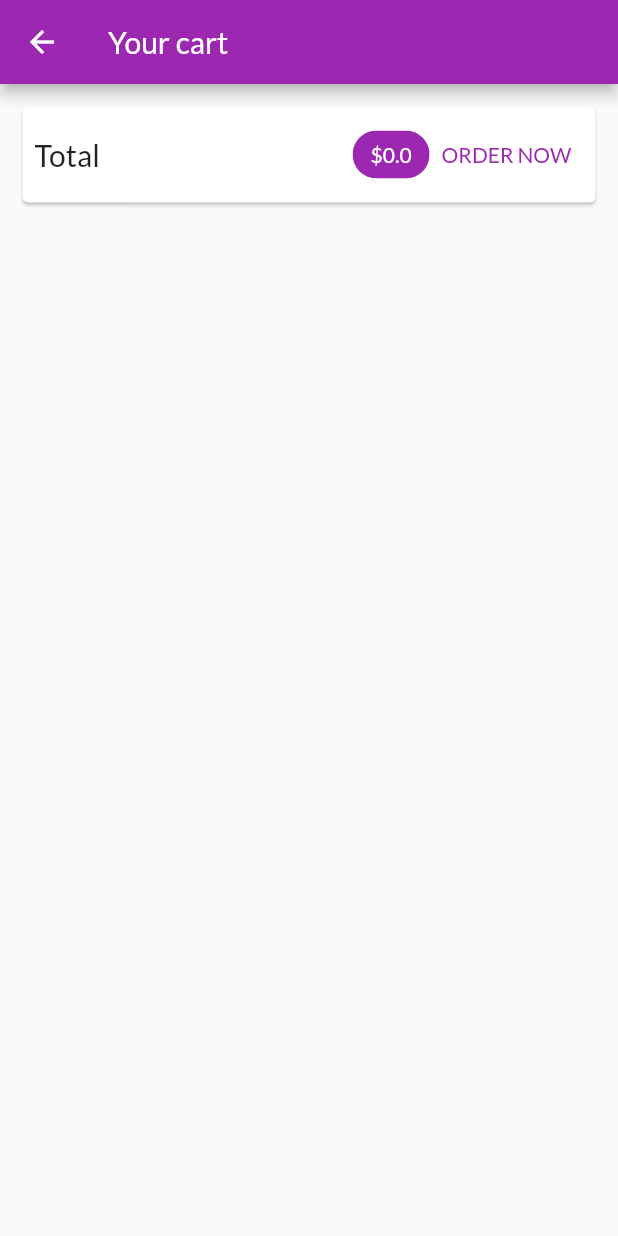
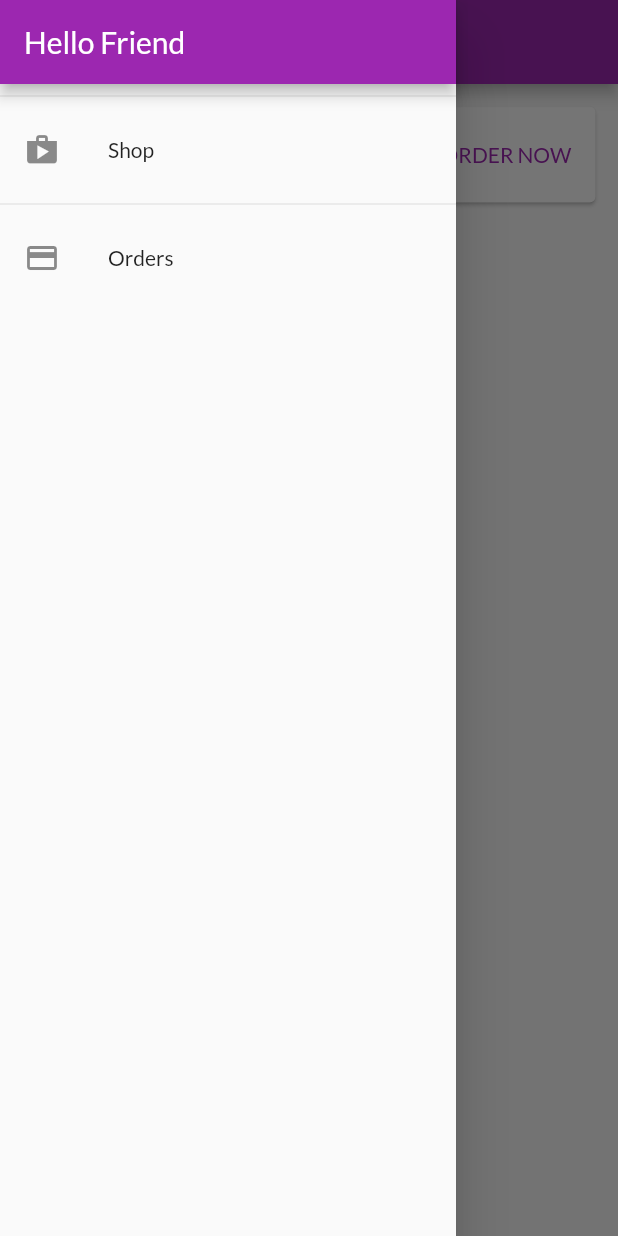
Before and after one commit to tylergasperlin/flutter_shop, a Flutter app: the CartScreen screen opened by its route, with the side drawer open (before the commit the screen has no drawer), on a phone screen of 412 x 824 dp. Run offline on Flutter 3.47's test engine with Material 2 defaults, Android fonts, the phone set to English and light mode, and no system bars; network calls fail.

Commit message:
Create app drawer

```diff
--- a/lib/main.dart
+++ b/lib/main.dart
@@ -2,6 +2,7 @@ import 'package:flutter/material.dart';
 import 'package:flutter_complete_guide/providers/cart.dart';
 import 'package:flutter_complete_guide/providers/orders.dart';
 import 'package:flutter_complete_guide/screens/cart_screen.dart';
+import 'package:flutter_complete_guide/screens/orders_screen.dart';
 import '../providers/products.dart';
 import '../screens/product_detail_screen.dart';
 import '../screens/products_overview_screen.dart';
@@ -34,7 +35,8 @@ class MyApp extends StatelessWidget {
         home: ProductsOverViewScreen(),
         routes: {
           ProductDetailScreen.routeName: (ctx) => ProductDetailScreen(),
-          CartScreen.routeName: (ctx) => CartScreen()
+          CartScreen.routeName: (ctx) => CartScreen(),
+          OrdersScreen.routeName: (ctx) => OrdersScreen()
         },
       ),
     );
--- a/lib/screens/cart_screen.dart
+++ b/lib/screens/cart_screen.dart
@@ -2,6 +2,7 @@ import 'package:flutter/material.dart';
 import 'package:flutter_complete_guide/providers/cart.dart' show Cart;
 import 'package:flutter_complete_guide/providers/orders.dart';
 import 'package:flutter_complete_guide/screens/cart_item.dart';
+import 'package:flutter_complete_guide/widgets/app_drawer.dart';
 import 'package:provider/provider.dart';
 
 class CartScreen extends StatelessWidget {
@@ -16,6 +17,7 @@ class CartScreen extends StatelessWidget {
         appBar: AppBar(
           title: Text('Your cart'),
         ),
+        drawer: AppDrawer(),
         body: Column(children: <Widget>[
           Card(
             margin: EdgeInsets.all(15),
--- a/lib/screens/orders_screen.dart
+++ b/lib/screens/orders_screen.dart
@@ -1,10 +1,11 @@
 import 'package:flutter/material.dart';
 import 'package:flutter_complete_guide/providers/orders.dart' show Orders;
+import 'package:flutter_complete_guide/widgets/app_drawer.dart';
 import 'package:flutter_complete_guide/widgets/order_item.dart';
 import 'package:provider/provider.dart';
 
 class OrdersScreen extends StatelessWidget {
-  //const OrdersScreen({Key? key}) : super(key: key);
+  static const routeName = '/orders';
 
   @override
   Widget build(BuildContext context) {
@@ -13,6 +14,7 @@ class OrdersScreen extends StatelessWidget {
         appBar: AppBar(
           title: Text('Your orders'),
         ),
+        drawer: AppDrawer(),
         body: ListView.builder(
             itemCount: orderData.orders.length,
             itemBuilder: (ctx, i) => OrderItem(orderData.orders[i])));
--- a/lib/screens/products_overview_screen.dart
+++ b/lib/screens/products_overview_screen.dart
@@ -1,6 +1,7 @@
 import 'package:flutter/material.dart';
 import 'package:flutter_complete_guide/providers/cart.dart';
 import 'package:flutter_complete_guide/screens/cart_screen.dart';
+import 'package:flutter_complete_guide/widgets/app_drawer.dart';
 import 'package:flutter_complete_guide/widgets/badge.dart';
 import 'package:provider/provider.dart';
 import '../widgets/products_grid.dart';
@@ -53,6 +54,7 @@ class _ProductsOverViewScreenState extends State<ProductsOverViewScreen> {
           ),
         ],
       ),
+      drawer: AppDrawer(),
       body: ProductsGrid(_showOnlyFavorites),
     );
   }
--- /dev/null
+++ b/lib/widgets/app_drawer.dart
@@ -0,0 +1,35 @@
+import 'package:flutter/material.dart';
+import 'package:flutter_complete_guide/screens/orders_screen.dart';
+
+class AppDrawer extends StatelessWidget {
+  //const AppDrawer({Key? key}) : super(key: key);
+
+  @override
+  Widget build(BuildContext context) {
+    return Drawer(
+        child: Column(
+      children: <Widget>[
+        AppBar(
+          title: Text('Hello Friend'),
+          automaticallyImplyLeading: false,
+        ),
+        Divider(),
+        ListTile(
+          leading: Icon(Icons.shop),
+          title: Text('Shop'),
+          onTap: () {
+            Navigator.of(context).pushReplacementNamed('/');
+          },
+        ),
+        Divider(),
+        ListTile(
+          leading: Icon(Icons.payment),
+          title: Text('Orders'),
+          onTap: () {
+            Navigator.of(context).pushReplacementNamed(OrdersScreen.routeName);
+          },
+        ),
+      ],
+    ));
+  }
+}
--- a/lib/widgets/order_item.dart
+++ b/lib/widgets/order_item.dart
@@ -15,7 +15,7 @@ class OrderItem extends StatelessWidget {
           ListTile(
             title: Text('\$${order.amount}'),
             subtitle:
-                Text(DateFormat('dd MM yyyy hh:mm').format(order.dateTime)),
+                Text(DateFormat('dd/MM/yyyy hh:mm').format(order.dateTime)),
             trailing: IconButton(
               icon: Icon(Icons.expand_more),
               onPressed: () {},
```
